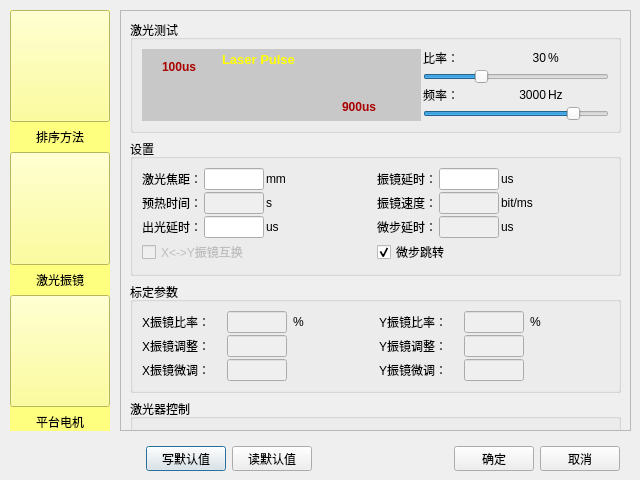
Qt form 3dLaser/ui/parawindow.ui (xiaohang2013/3dLaser-osg) before a commit.
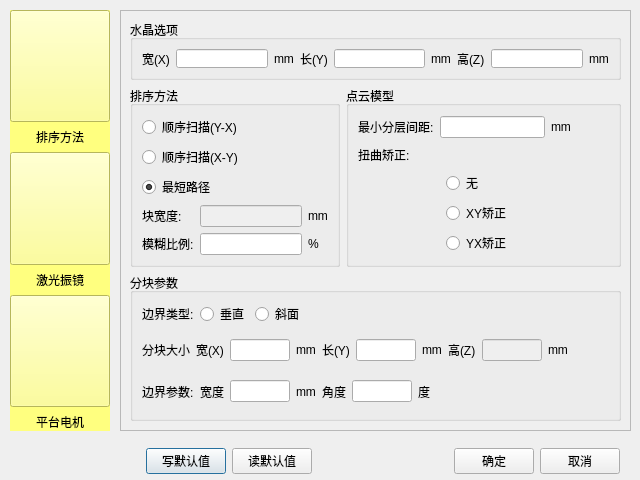
The same form after that commit. Icons and pictures are not drawn.

```diff
--- a/3dLaser/ui/parawindow.ui
+++ b/3dLaser/ui/parawindow.ui
@@ -25,7 +25,7 @@
      <x>9</x>
      <y>446</y>
      <width>611</width>
-     <height>25</height>
+     <height>30</height>
     </rect>
    </property>
    <layout class="QHBoxLayout" name="ly_para_btn">
@@ -836,7 +836,7 @@
       <x>0</x>
       <y>0</y>
       <width>509</width>
-      <height>419</height>
+      <height>479</height>
      </rect>
     </property>
     <layout class="QVBoxLayout" name="verticalLayout_3">
@@ -1571,7 +1571,7 @@
       <x>0</x>
       <y>0</y>
       <width>509</width>
-      <height>419</height>
+      <height>445</height>
      </rect>
     </property>
     <layout class="QVBoxLayout" name="verticalLayout_6">
@@ -2451,11 +2451,11 @@
     </layout>
    </widget>
   </widget>
+  <zorder>para_motor</zorder>
+  <zorder>para_scan</zorder>
   <zorder>layoutWidget</zorder>
   <zorder>w_para_btn</zorder>
   <zorder>para_sort</zorder>
-  <zorder>para_motor</zorder>
-  <zorder>para_scan</zorder>
  </widget>
  <resources/>
  <connections>
```
